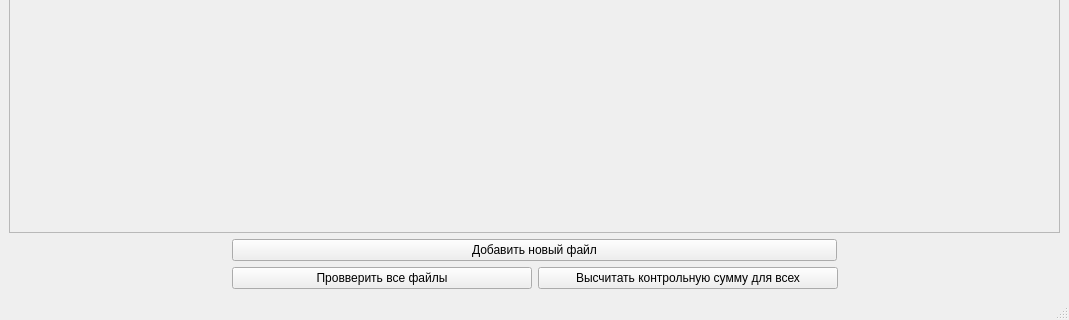
The window that FileChecker/mainwindow.ui (DizelforClaSS/FileChecker) describes before a commit, drawn with Qt 5; both pictures show x 0 to 1069 and y 290 to 610 of the 1069 by 610 pixel window.
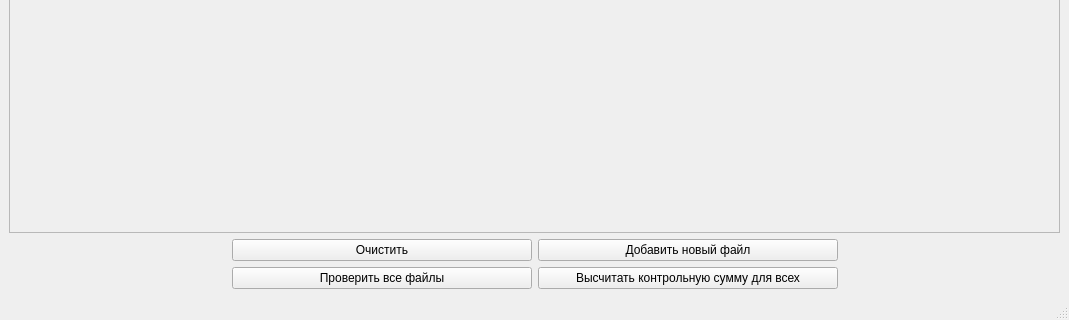
The same window after the commit.

Commit message: Добавлены функции удаления по кнопкам

```diff
--- a/FileChecker/mainwindow.ui
+++ b/FileChecker/mainwindow.ui
@@ -45,7 +45,7 @@
          </size>
         </property>
         <property name="text">
-         <string>Провверить все файлы</string>
+         <string>Проверить все файлы</string>
         </property>
        </widget>
       </item>
@@ -202,8 +202,40 @@
     </item>
     <item row="1" column="0">
      <layout class="QHBoxLayout" name="horizontalLayout_7">
+      <item>
+       <spacer name="horizontalSpacer_5">
+        <property name="orientation">
+         <enum>Qt::Horizontal</enum>
+        </property>
+        <property name="sizeHint" stdset="0">
+         <size>
+          <width>40</width>
+          <height>20</height>
+         </size>
+        </property>
+       </spacer>
+      </item>
+      <item>
+       <widget class="QPushButton" name="clearAllButton">
+        <property name="minimumSize">
+         <size>
+          <width>300</width>
+          <height>0</height>
+         </size>
+        </property>
+        <property name="text">
+         <string>Очистить</string>
+        </property>
+       </widget>
+      </item>
       <item>
        <widget class="QPushButton" name="addNewFileButton">
+        <property name="minimumSize">
+         <size>
+          <width>300</width>
+          <height>0</height>
+         </size>
+        </property>
         <property name="maximumSize">
          <size>
           <width>605</width>
@@ -215,6 +247,19 @@
         </property>
        </widget>
       </item>
+      <item>
+       <spacer name="horizontalSpacer_6">
+        <property name="orientation">
+         <enum>Qt::Horizontal</enum>
+        </property>
+        <property name="sizeHint" stdset="0">
+         <size>
+          <width>40</width>
+          <height>20</height>
+         </size>
+        </property>
+       </spacer>
+      </item>
      </layout>
     </item>
    </layout>
```
The commit also changes 3 other files.
